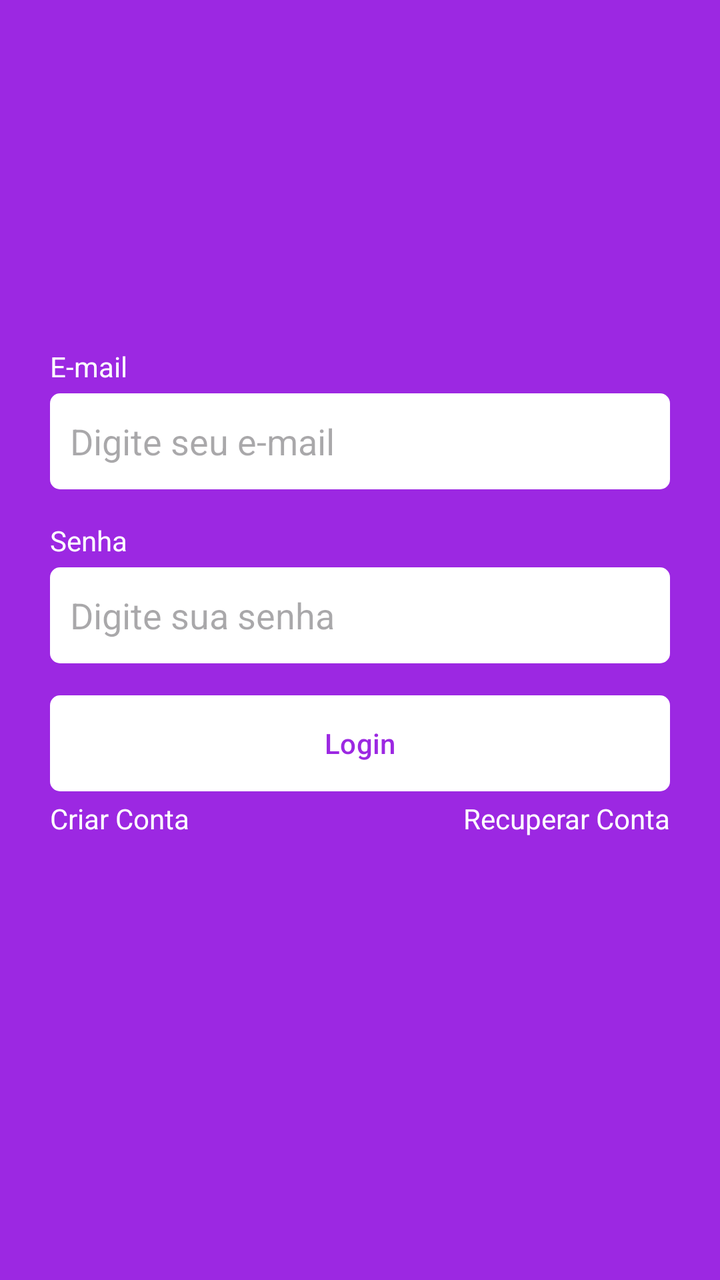
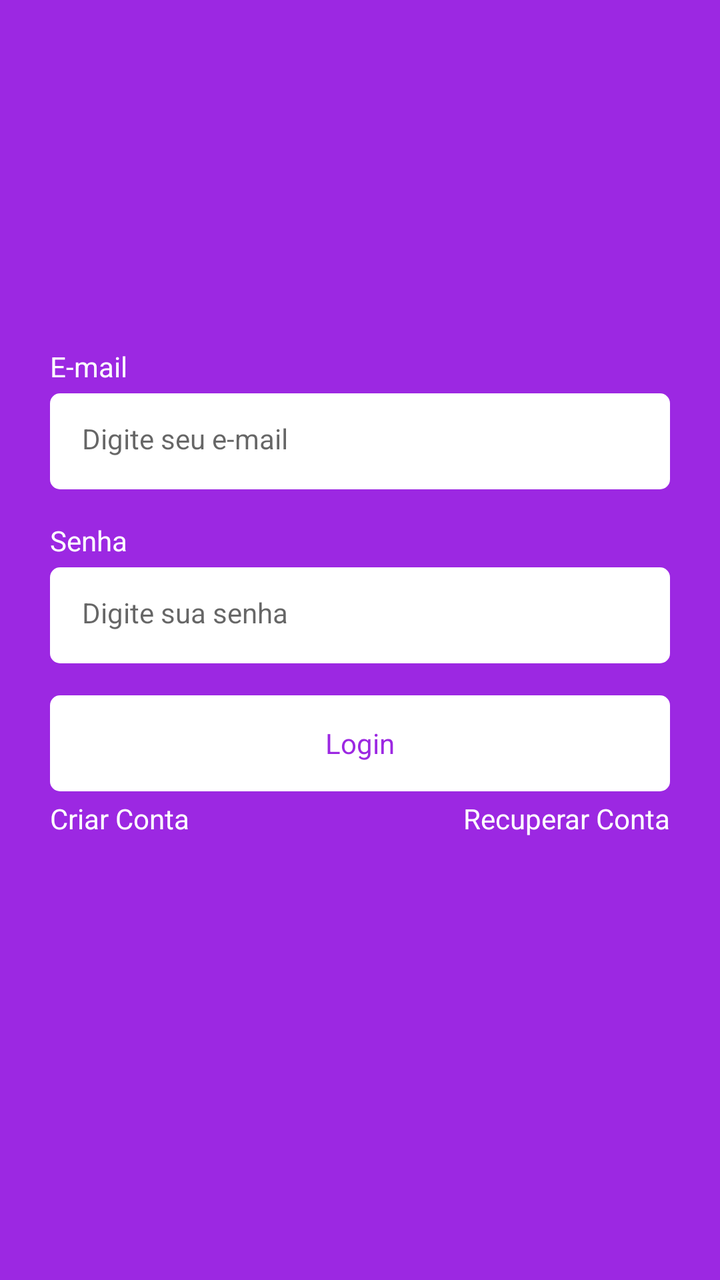

Before-and-after screenshots of an Android layout around one commit, followed by the original layout XML and the change that was made.
<!-- AndroidManifest.xml: application theme Theme.Task -->
<!-- res/layout/fragment_login.xml -->
<?xml version="1.0" encoding="utf-8"?>
<androidx.constraintlayout.widget.ConstraintLayout
    xmlns:android="http://schemas.android.com/apk/res/android"
    xmlns:tools="http://schemas.android.com/tools"
    android:layout_width="match_parent"
    android:layout_height="match_parent"
    xmlns:app="http://schemas.android.com/apk/res-auto"
    tools:context=".ui.auth.LoginFragment">

    <LinearLayout
        android:id="@+id/linearLayout"
        android:layout_width="0dp"
        android:layout_height="wrap_content"
        app:layout_constraintBottom_toBottomOf="parent"
        app:layout_constraintEnd_toEndOf="parent"
        app:layout_constraintStart_toStartOf="parent"
        app:layout_constraintTop_toTopOf="parent"
        android:orientation="vertical"
        android:layout_marginHorizontal="25dp">

        <TextView
            android:layout_width="wrap_content"
            android:layout_height="wrap_content"
            android:text="E-mail"
            android:textColor="@color/white"/>

        <EditText
            android:id="@+id/campoEmail"
            android:layout_width="match_parent"
            android:layout_height="48dp"
            android:hint="Digite seu e-mail"
            android:inputType="textEmailAddress"
            android:padding="10dp"
            android:layout_marginTop="4dp"
            android:background="@drawable/bg_edit_text"/>

        <TextView
            android:layout_width="wrap_content"
            android:layout_height="wrap_content"
            android:text="Senha"
            android:textColor="@color/white"
            android:layout_marginTop="16dp"/>

        <EditText
            android:id="@+id/campoSenha"
            android:layout_width="match_parent"
            android:layout_height="48dp"
            android:inputType="textPassword"
            android:hint="Digite sua senha"
            android:padding="10dp"
            android:layout_marginTop="4dp"
            android:background="@drawable/bg_edit_text"/>

        <com.google.android.material.button.MaterialButton
            android:id="@+id/btnLogin"
            android:layout_width="match_parent"
            android:layout_height="wrap_content"
            android:text="Login"
            android:textColor="@color/color_default"
            app:backgroundTint="@null"
            android:layout_marginTop="16dp"
            android:backgroundTint="@null"
            android:background="@drawable/bg_btn"/>

        <LinearLayout
            android:layout_width="match_parent"
            android:layout_height="wrap_content"
            android:orientation="horizontal"
            android:layout_marginTop="4dp">

            <TextView
                android:id="@+id/btnRegister"
                android:layout_width="wrap_content"
                android:layout_height="wrap_content"
                android:text="Criar Conta"
                android:layout_weight="1"
                android:textAlignment="textStart"
                android:textColor="@color/white"/>

            <TextView
                android:id="@+id/btnRecover"
                android:layout_width="wrap_content"
                android:layout_height="wrap_content"
                android:text="Recuperar Conta"
                android:layout_weight="1"
                android:textAlignment="textEnd"
                android:textColor="@color/white"/>
        </LinearLayout>

        <ProgressBar
            android:layout_width="wrap_content"
            android:layout_height="wrap_content"
            android:indeterminateTint="@color/white"
            android:layout_gravity="center"
            tools:visibility="visible"
            android:visibility="invisible"/>

    </LinearLayout>
</androidx.constraintlayout.widget.ConstraintLayout>
<!-- resources referenced by this layout -->
<resources>
  <color name="color_default">#9C28E2</color>
  <color name="white">#FFFFFFFF</color>
  <!-- drawable bg_btn (drawable) -->
  <?xml version="1.0" encoding="utf-8"?>
  <shape xmlns:android="http://schemas.android.com/apk/res/android"
      android:shape="rectangle">
  
      <solid android:color="@color/white"/>
      <corners android:radius="5dp"/>
  
  </shape>
  <!-- drawable bg_edit_text (drawable) -->
  <?xml version="1.0" encoding="utf-8"?>
  <shape xmlns:android="http://schemas.android.com/apk/res/android"
      android:shape="rectangle">
  
      <solid android:color="@color/white"/>
      <corners android:radius="5dp"/>
  
  </shape>
  <style name="Theme.Task" parent="Base.Theme.Task" />
  <style name="Base.Theme.Task" parent="Theme.Material3.DayNight.NoActionBar">
          <item name="colorPrimary">@color/color_default</item>
          <item name="colorPrimaryVariant">@color/color_default</item>
          <item name="android:windowBackground">@color/color_default</item>
      </style>
</resources>

<!-- the commit's change to res/layout/fragment_login.xml (unified diff, before → after) -->
@@ -30,9 +30,8 @@
             android:layout_height="48dp"
             android:hint="Digite seu e-mail"
             android:inputType="textEmailAddress"
-            android:padding="10dp"
             android:layout_marginTop="4dp"
-            android:background="@drawable/bg_edit_text"/>
+            style="@style/EditTextTheme"/>
 
         <TextView
             android:layout_width="wrap_content"
@@ -47,20 +46,16 @@
             android:layout_height="48dp"
             android:inputType="textPassword"
             android:hint="Digite sua senha"
-            android:padding="10dp"
             android:layout_marginTop="4dp"
-            android:background="@drawable/bg_edit_text"/>
+            style="@style/EditTextTheme"/>
 
         <com.google.android.material.button.MaterialButton
             android:id="@+id/btnLogin"
             android:layout_width="match_parent"
             android:layout_height="wrap_content"
             android:text="Login"
-            android:textColor="@color/color_default"
-            app:backgroundTint="@null"
             android:layout_marginTop="16dp"
-            android:backgroundTint="@null"
-            android:background="@drawable/bg_btn"/>
+            style="@style/ButtonTheme"/>
 
         <LinearLayout
             android:layout_width="match_parent"
<!-- resource entries referenced after the edit -->
@@ -2,6 +2,17 @@
 <resources>
   <color name="color_default">#9C28E2</color>
   <color name="white">#FFFFFFFF</color>
+  <style name="ButtonTheme" parent="Theme.MaterialComponents.DayNight.NoActionBar">
+          <item name="android:background">@drawable/bg_btn</item>
+          <item name="android:textAllCaps">false</item>
+          <item name="android:textColor">@color/color_default</item>
+          <item name="backgroundTint">@null</item>
+      </style>
+  <style name="EditTextTheme" parent="Theme.MaterialComponents.DayNight.NoActionBar">
+          <item name="android:background">@drawable/bg_edit_text</item>
+          <item name="android:padding">16dp</item>
+          <item name="android:textSize">14sp</item>
+      </style>
   <!-- drawable bg_btn (drawable) -->
   <?xml version="1.0" encoding="utf-8"?>
   <shape xmlns:android="http://schemas.android.com/apk/res/android"
